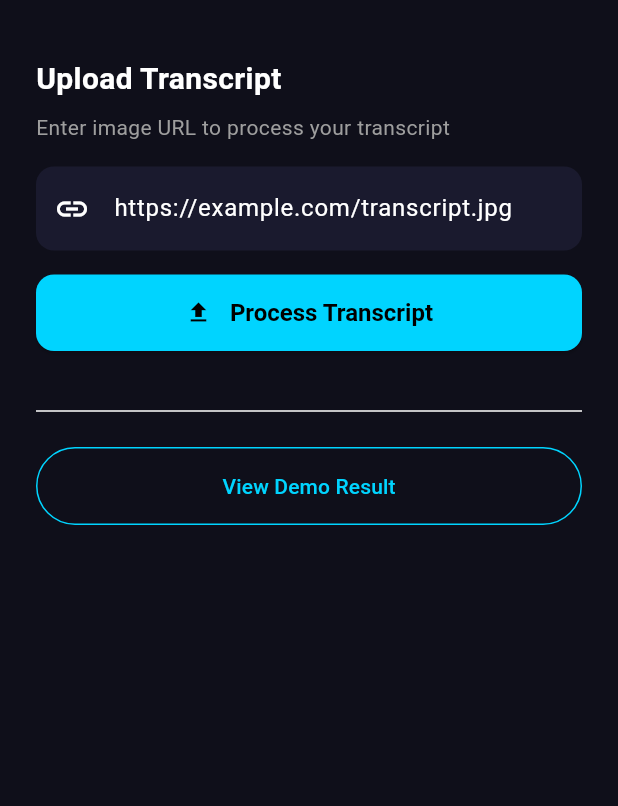
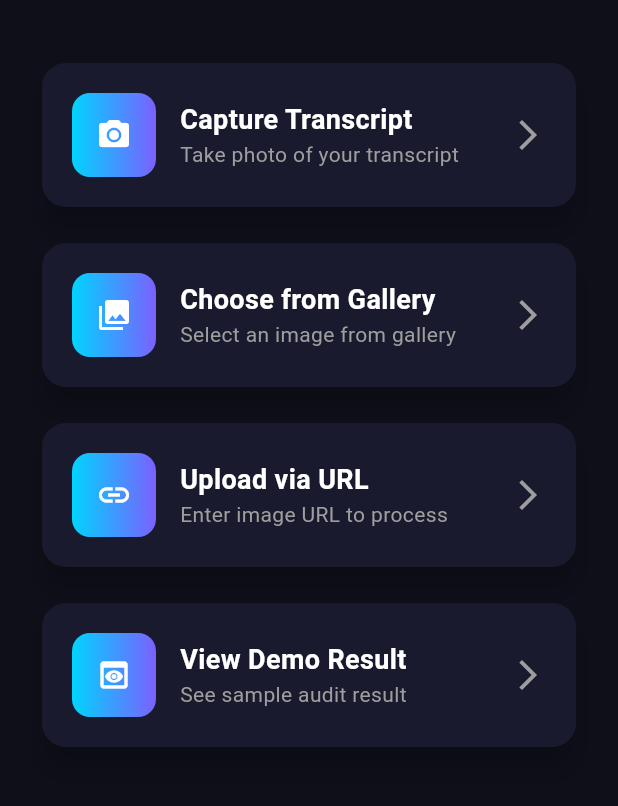
Before and after one commit to lowercaseee/nsu-audit-app, a Flutter app: the HomeScreen screen opened by its route, on a phone screen of 412 x 824 dp, the part 63-869 px from its top. Run offline on Flutter 3.47's test engine with Material 3 defaults, Android fonts, the phone set to English and light mode, and no system bars; our stand-ins replace image_picker.

Commit message:
Add camera/gallery/image picker with flutter_web_plugins stub

```diff
--- /dev/null
+++ b/flutter_app/lib/flutter_web_plugins.dart
@@ -0,0 +1,8 @@
+// Stub for flutter_web_plugins - provides basic functionality without native platform channels
+// This is a workaround for incomplete Flutter SDK distribution
+
+export 'dart:ui' show Color, FontWeight, Image, hashValues;
+
+class FlutterWebPlugins {
+  static bool isSupported() => false;
+}
--- a/flutter_app/lib/main.dart
+++ b/flutter_app/lib/main.dart
@@ -1,6 +1,7 @@
 import 'package:flutter/material.dart';
 import 'package:http/http.dart' as http;
 import 'dart:convert';
+import 'package:image_picker/image_picker.dart';
 
 void main() {
   runApp(const NSUAuditApp());
@@ -322,6 +323,34 @@ class _HomeScreenState extends State<HomeScreen> {
   String _status = '';
   final _urlController = TextEditingController();
 
+  Future<void> _takePhoto() async {
+    try {
+      final picker = ImagePicker();
+      final result = await picker.pickImage(source: ImageSource.camera, imageQuality: 80);
+      if (result != null) {
+        final bytes = await result.readAsBytes();
+        final base64 = base64Encode(bytes);
+        _process(base64);
+      }
+    } catch (e) {
+      setState(() { _status = 'Error: ${e.toString()}'; });
+    }
+  }
+
+  Future<void> _pickImage() async {
+    try {
+      final picker = ImagePicker();
+      final result = await picker.pickImage(source: ImageSource.gallery, imageQuality: 80);
+      if (result != null) {
+        final bytes = await result.readAsBytes();
+        final base64 = base64Encode(bytes);
+        _process(base64);
+      }
+    } catch (e) {
+      setState(() { _status = 'Error: ${e.toString()}'; });
+    }
+  }
+
   Future<void> _uploadFromUrl() async {
     final url = _urlController.text.trim();
     if (url.isEmpty) {
@@ -382,51 +411,17 @@ class _HomeScreenState extends State<HomeScreen> {
       ),
       body: _loading
         ? Center(child: Column(mainAxisAlignment: MainAxisAlignment.center, children: [const CircularProgressIndicator(color: Color(0xFF00D4FF)), const SizedBox(height: 16), Text(_status, style: const TextStyle(color: Colors.grey))]))
-        : SingleChildScrollView(
+        : Padding(
             padding: const EdgeInsets.all(24),
             child: Column(
-              crossAxisAlignment: CrossAxisAlignment.start,
               children: [
-                const Text('Upload Transcript', style: TextStyle(fontSize: 20, fontWeight: FontWeight.bold)),
-                const SizedBox(height: 8),
-                const Text('Enter image URL to process your transcript', style: TextStyle(color: Colors.grey)),
+                _buildFeatureCard(Icons.camera_alt, 'Capture Transcript', 'Take photo of your transcript', _takePhoto),
                 const SizedBox(height: 16),
-                TextField(
-                  controller: _urlController,
-                  decoration: const InputDecoration(
-                    hintText: 'https://example.com/transcript.jpg',
-                    prefixIcon: Icon(Icons.link),
-                  ),
-                ),
+                _buildFeatureCard(Icons.photo_library, 'Choose from Gallery', 'Select an image from gallery', _pickImage),
                 const SizedBox(height: 16),
-                SizedBox(
-                  width: double.infinity,
-                  child: ElevatedButton(
-                    onPressed: _uploadFromUrl,
-                    child: const Row(
-                      mainAxisAlignment: MainAxisAlignment.center,
-                      children: [
-                        Icon(Icons.upload),
-                        SizedBox(width: 12),
-                        Text('Process Transcript'),
-                      ],
-                    ),
-                  ),
-                ),
-                const SizedBox(height: 32),
-                const Divider(),
+                _buildFeatureCard(Icons.link, 'Upload via URL', 'Enter image URL to process', _uploadFromUrl),
                 const SizedBox(height: 16),
-                SizedBox(
-                  width: double.infinity,
-                  child: OutlinedButton(
-                    onPressed: _loadDemo,
-                    style: OutlinedButton.styleFrom(
-                      side: const BorderSide(color: Color(0xFF00D4FF)),
-                      padding: const EdgeInsets.symmetric(horizontal: 32, vertical: 16),
-                    ),
-                    child: const Text('View Demo Result', style: TextStyle(color: Color(0xFF00D4FF))),
-                  ),
-                ),
+                _buildFeatureCard(Icons.preview, 'View Demo Result', 'See sample audit result', _loadDemo),
               ],
             ),
           ),
--- a/flutter_app/pubspec.yaml
+++ b/flutter_app/pubspec.yaml
@@ -11,6 +11,7 @@ dependencies:
     sdk: flutter
   cupertino_icons: ^1.0.6
   http: ^1.1.0
+  image_picker: ^1.2.0
   intl: ^0.18.1
 
 dev_dependencies:
```
Also changed, not shown: flutter_app/pubspec.lock, 5 other files.
